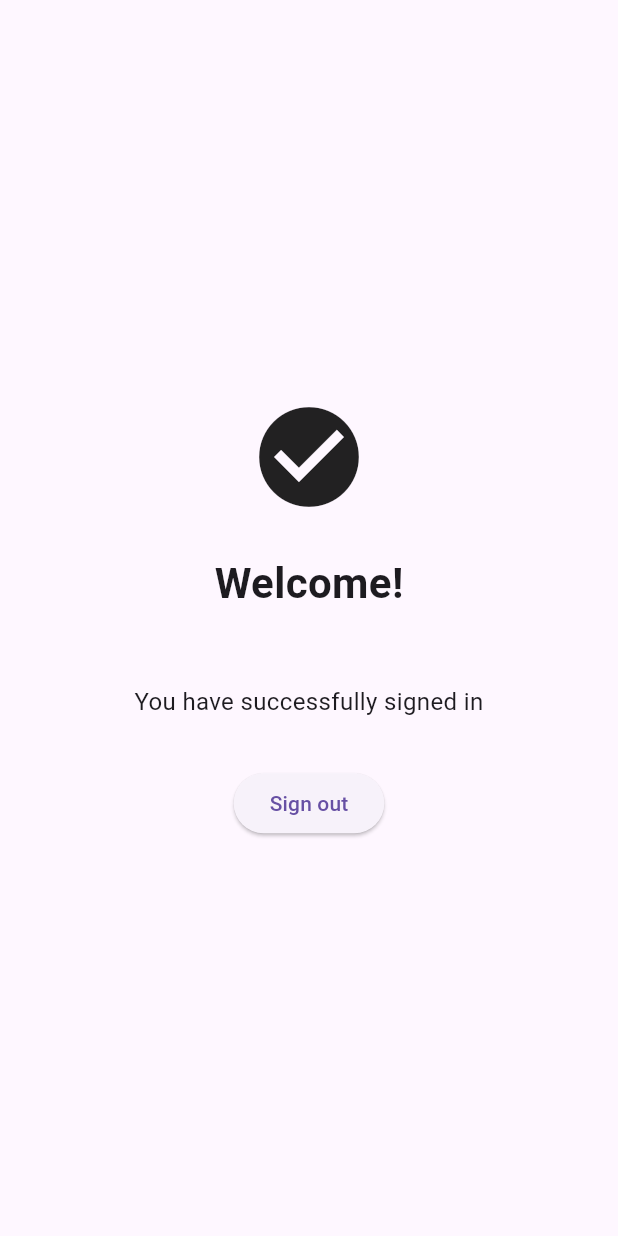
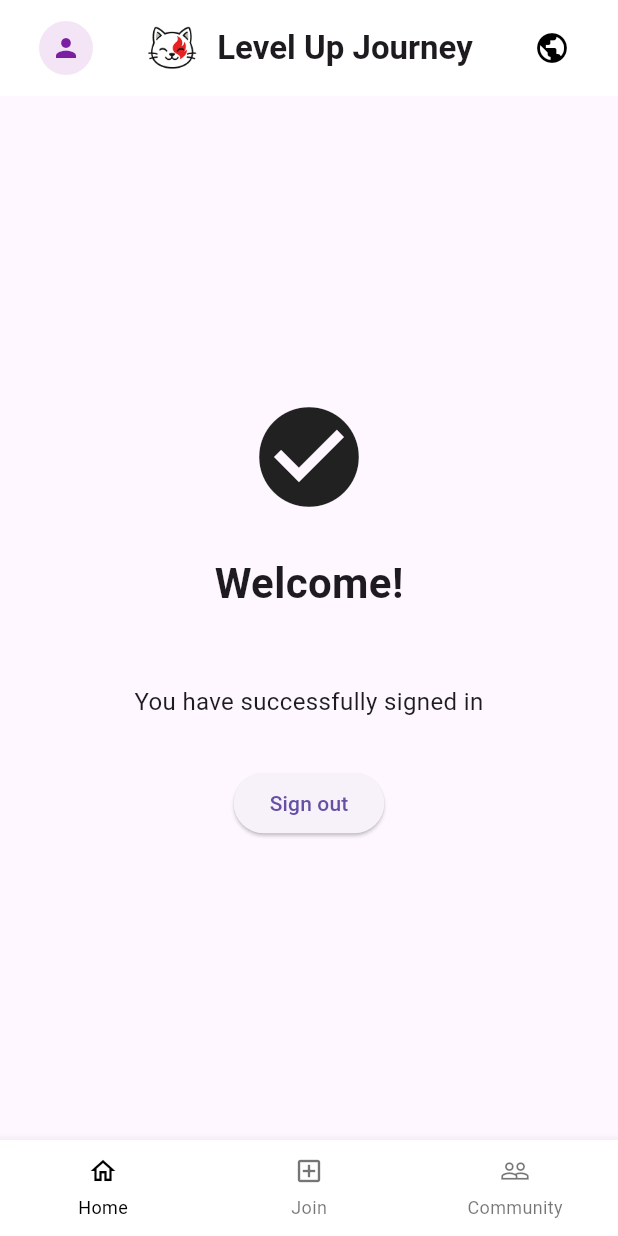
Before and after one commit to LevelUp-Journey/MobileApp-Cross, a Flutter app: the HomePage screen opened directly, on a phone screen of 412 x 824 dp. Run offline on Flutter 3.47's test engine with Material 3 defaults, Android fonts, the phone set to English and light mode, and no system bars; our stand-ins replace flutter_riverpod.

Commit message:
feat: Implement HomePage with Header and Bottom Navigation components

```diff
--- a/lib/public/pages/home/home_page.dart
+++ b/lib/public/pages/home/home_page.dart
@@ -1,18 +1,28 @@
-// iam/presentation/pages/home_page.dart
+// public/pages/home/home_page.dart
 import 'package:flutter/material.dart';
 import 'package:flutter_riverpod/flutter_riverpod.dart';
 import '../../../iam/presentation/controllers/providers.dart';
 import '../../../iam/presentation/pages/login_page.dart';
+import '../../../shared/components/appbar_widget.dart';
+import '../../../shared/components/bottom_navigation_widget.dart';
 
-class HomePage extends ConsumerWidget {
+class HomePage extends ConsumerStatefulWidget {
   const HomePage({super.key});
 
   @override
-  Widget build(BuildContext context, WidgetRef ref) {
+  ConsumerState<HomePage> createState() => _HomePageState();
+}
+
+class _HomePageState extends ConsumerState<HomePage> {
+  int _currentIndex = 0;
+
+  @override
+  Widget build(BuildContext context) {
     final authState = ref.watch(authControllerProvider);
     final authNotifier = ref.read(authControllerProvider.notifier);
 
     return Scaffold(
+      appBar: const HeaderWidget(),
       body: Padding(
         padding: const EdgeInsets.all(24.0),
         child: Center(
@@ -71,6 +81,13 @@ class HomePage extends ConsumerWidget {
           ),
         ),
       ),
+      bottomNavigationBar: BottomNavigationWidget(
+        currentIndex: _currentIndex,
+        onTap: (i) {
+          setState(() => _currentIndex = i);
+          // TODO: navigate to different sections for each index if desired
+        },
+      ),
     );
   }
 }
--- /dev/null
+++ b/lib/shared/components/appbar_widget.dart
@@ -0,0 +1,116 @@
+import 'package:flutter/material.dart';
+
+/// A reusable header bar matching the provided screenshot.
+///
+/// Usage:
+/// - As an AppBar: `appBar: const HeaderWidget()`
+/// - Or placed at the top of a Column/Stack.
+class HeaderWidget extends StatelessWidget implements PreferredSizeWidget {
+  final Widget? leading;
+  final bool showLeading;
+  final Widget? trailing;
+  final String title;
+  final double logoSize;
+  final Color backgroundColor;
+  final double height;
+  final EdgeInsetsGeometry padding;
+
+  const HeaderWidget({
+    super.key,
+    this.leading,
+    this.showLeading = true,
+    this.trailing,
+    this.title = 'Level Up Journey',
+    this.logoSize = 36,
+    this.backgroundColor = Colors.white,
+    this.height = 64,
+    this.padding = const EdgeInsets.symmetric(horizontal: 16.0),
+  });
+
+  @override
+  Size get preferredSize => Size.fromHeight(height);
+
+  @override
+  Widget build(BuildContext context) {
+    final leadingWidget = showLeading
+        ? (leading ?? const _DefaultLeading())
+        : const SizedBox.shrink();
+
+    final trailingWidget = trailing ?? const _DefaultTrailing();
+
+    return Material(
+      color: backgroundColor,
+      child: SafeArea(
+        bottom: false,
+        child: Container(
+          height: height,
+          padding: padding,
+          alignment: Alignment.center,
+          child: Row(
+            crossAxisAlignment: CrossAxisAlignment.center,
+            children: [
+              SizedBox(width: 56, child: Center(child: leadingWidget)),
+
+              // Centered logo + title
+              Expanded(
+                child: Center(
+                  child: Row(
+                    mainAxisSize: MainAxisSize.min,
+                    children: [
+                      Image.asset(
+                        'assets/level-cat-logo.png',
+                        width: logoSize,
+                        height: logoSize,
+                        fit: BoxFit.contain,
+                      ),
+                      const SizedBox(width: 12),
+                      Text(
+                        title,
+                        style: Theme.of(context).textTheme.titleLarge?.copyWith(fontWeight: FontWeight.w600),
+                      ),
+                    ],
+                  ),
+                ),
+              ),
+
+              SizedBox(width: 56, child: Center(child: trailingWidget)),
+            ],
+          ),
+        ),
+      ),
+    );
+  }
+}
+
+class _DefaultLeading extends StatelessWidget {
+  const _DefaultLeading();
+
+  @override
+  Widget build(BuildContext context) {
+    return CircleAvatar(
+      radius: 18,
+      backgroundColor: Colors.purple.shade50,
+      child: Icon(
+        Icons.person,
+        color: Colors.purple.shade700,
+        size: 20,
+      ),
+    );
+  }
+}
+
+class _DefaultTrailing extends StatelessWidget {
+  const _DefaultTrailing();
+
+  @override
+  Widget build(BuildContext context) {
+    return IconButton(
+      onPressed: () {},
+      icon: const Icon(
+        Icons.public_outlined,
+        color: Colors.black,
+      ),
+      tooltip: 'Change language',
+    );
+  }
+}
--- /dev/null
+++ b/lib/shared/components/bottom_navigation_widget.dart
@@ -0,0 +1,63 @@
+import 'package:flutter/material.dart';
+
+/// Bottom navigation bar matching the provided screenshot:
+/// - Three items: Home, Join, Community
+/// - Icon above label, centered, tappable
+class BottomNavigationWidget extends StatelessWidget {
+  final int currentIndex;
+  final ValueChanged<int>? onTap;
+  final Color activeColor;
+  final Color inactiveColor;
+  final double height;
+
+  const BottomNavigationWidget({
+    super.key,
+    this.currentIndex = 0,
+    this.onTap,
+    this.activeColor = Colors.black,
+    this.inactiveColor = const Color(0x8A000000), // black54
+    this.height = 64,
+  });
+
+  Widget _buildItem({required IconData icon, required String label, required int index}) {
+    final bool active = index == currentIndex;
+    return Expanded(
+      child: InkWell(
+        onTap: () => onTap?.call(index),
+        child: Padding(
+          padding: const EdgeInsets.symmetric(vertical: 8.0),
+          child: Column(
+            mainAxisSize: MainAxisSize.min,
+            children: [
+              Icon(icon, size: 20, color: active ? activeColor : inactiveColor),
+              const SizedBox(height: 6),
+              Text(
+                label,
+                style: TextStyle(fontSize: 12, color: active ? activeColor : inactiveColor),
+              ),
+            ],
+          ),
+        ),
+      ),
+    );
+  }
+
+  @override
+  Widget build(BuildContext context) {
+    return Material(
+      color: Colors.white,
+      elevation: 6,
+      child: SizedBox(
+        height: height,
+        child: Row(
+          crossAxisAlignment: CrossAxisAlignment.center,
+          children: [
+            _buildItem(icon: Icons.home_outlined, label: 'Home', index: 0),
+            _buildItem(icon: Icons.add_box_outlined, label: 'Join', index: 1),
+            _buildItem(icon: Icons.people_outline, label: 'Community', index: 2),
+          ],
+        ),
+      ),
+    );
+  }
+}
```
